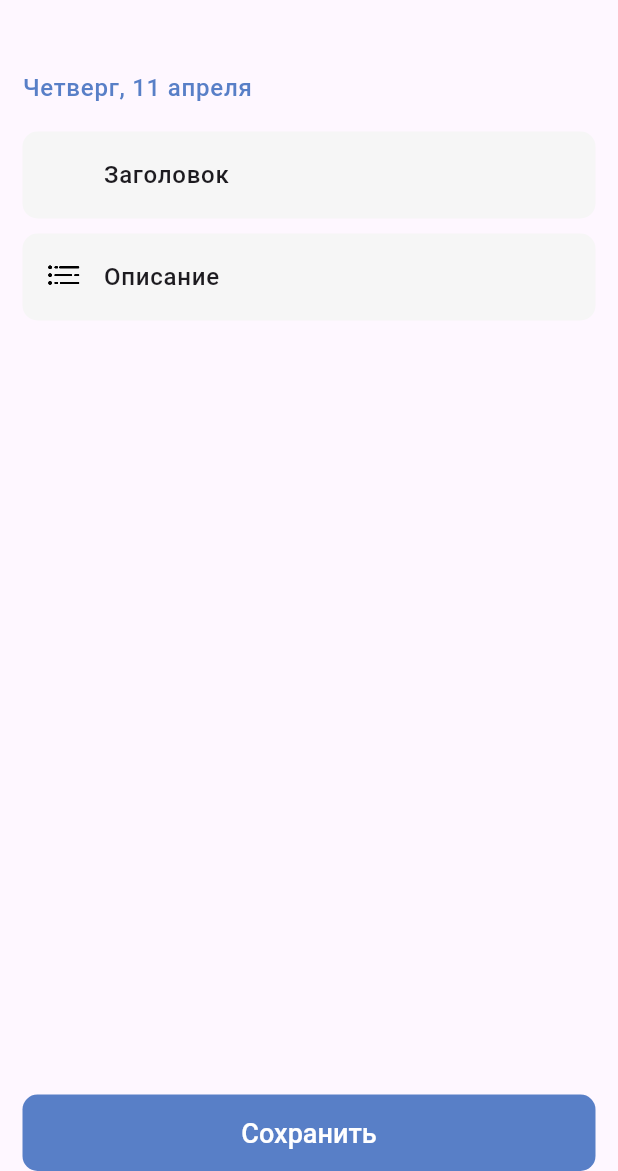
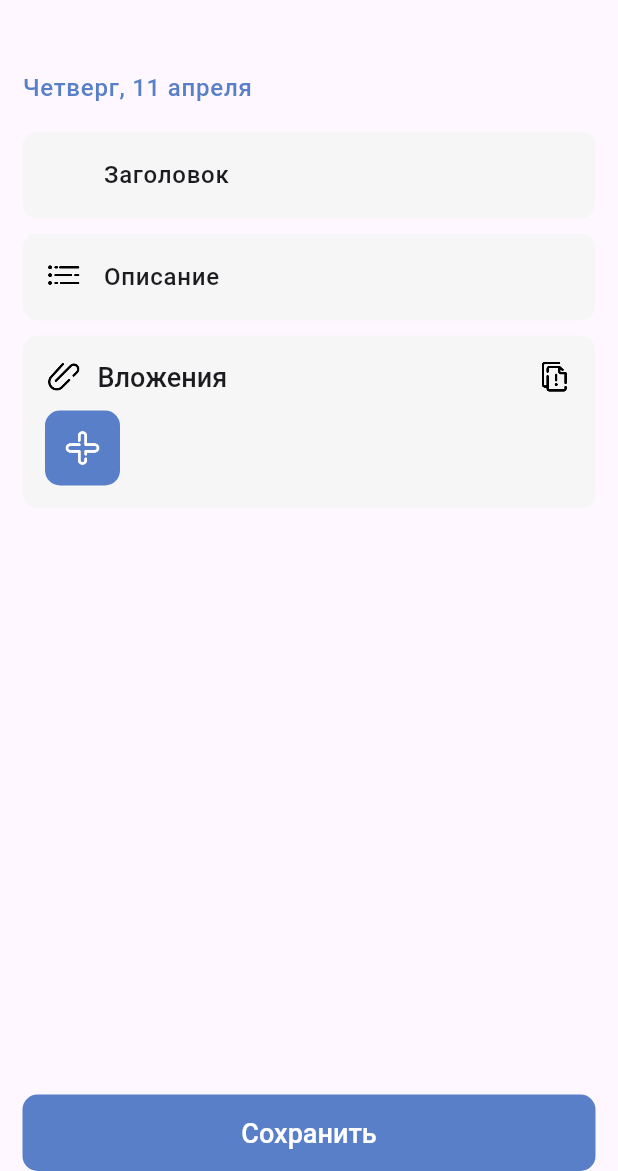
Before and after one commit to yngve3/ScheduleForICTISFlutter, a Flutter app: the NoteAddPage screen opened directly, on a phone screen of 412 x 824 dp, the part 65-1236 px from its top. Run offline on Flutter 3.47's test engine with Material 3 defaults, Android fonts, the phone set to English and light mode, and no system bars; our stand-ins replace bloc, file_picker, flutter_bloc, flutter_expandable_fab, freezed_annotation, go_router and 2 more; generated files the repository leaves out were written again.

Commit message:
Attaching files to tasks using the file_picker library now works.

```diff
--- a/lib/data/repositories/notes_repository.dart
+++ b/lib/data/repositories/notes_repository.dart
@@ -1,4 +1,5 @@
 import '../../domain/models/note/note.dart';
+import '../../domain/models/note_file/note_file.dart';
 import '../../domain/models/schedule/day_schedule_item.dart';
 import '../../main.dart';
 import '../../objectbox.g.dart';
--- a/lib/domain/models/note/note.dart
+++ b/lib/domain/models/note/note.dart
@@ -1,4 +1,5 @@
 import 'package:objectbox/objectbox.dart';
+import 'package:schedule_for_ictis_flutter/domain/models/note_file/note_file.dart';
 
 @Entity()
 class Note {
@@ -9,6 +10,9 @@ class Note {
   final DateTime date;
   final String coupleID;
 
+  @Backlink("note")
+  final ToMany<NoteFile> attachedFiles = ToMany<NoteFile>();
+
   Note({
     required this.id,
     required this.title,
--- /dev/null
+++ b/lib/domain/models/note_file/note_file.dart
@@ -0,0 +1,69 @@
+import 'dart:io';
+
+import 'package:file_picker/file_picker.dart';
+import 'package:objectbox/objectbox.dart';
+
+import '../note/note.dart';
+
+@Entity()
+class NoteFile {
+  @Id() int id = 0;
+  final String path;
+  TypeOfFile? type;
+  final String name;
+  ToOne<Note> note = ToOne<Note>();
+
+  NoteFile({
+    required this.path,
+    required this.name
+  });
+
+  factory NoteFile.fromPlatformFile(PlatformFile file) {
+    final noteFile = NoteFile(
+      path: file.path ?? "",
+      name: file.name,
+    );
+
+    noteFile.type = TypeOfFile.fromExtension(file.extension ?? "");
+
+    return noteFile;
+  }
+
+  int? get dbType {
+    return type?.typeInt;
+  }
+
+  set dbType(int? value) {
+    if (value == null) {
+      type = null;
+    } else {
+      for (TypeOfFile type in TypeOfFile.values) {
+        if (type.typeInt == value) {
+          this.type = type;
+        }
+      }
+    }
+  }
+}
+
+enum TypeOfFile {
+  other(0),
+  doc(1),
+  pdf(2),
+  img(3),
+  code(4);
+
+  final int typeInt;
+
+  const TypeOfFile(this.typeInt);
+
+  static fromExtension(String extension) {
+    return switch(extension) {
+      "doc" || "docx" => TypeOfFile.doc,
+      "pdf" => TypeOfFile.pdf,
+      "png" || "jpg" || "jpeg" => TypeOfFile.img,
+      "py" || "java" || "dart" || "c" || "cpp" => TypeOfFile.code,
+      _ => TypeOfFile.other
+    };
+  }
+}
--- a/lib/presentation/pages/notes/note_add/cubit/note_add_state.dart
+++ b/lib/presentation/pages/notes/note_add/cubit/note_add_state.dart
@@ -1,4 +1,6 @@
 import 'package:freezed_annotation/freezed_annotation.dart';
+
+import '../../../../../domain/models/note_file/note_file.dart';
 
 part 'note_add_state.freezed.dart';
 
@@ -11,7 +13,8 @@ class NoteAddState with _$NoteAddState {
     @Default("") String discipline,
     DateTime? date,
     @Default(false) isButtonSaveEnabled,
-    int? noteID
+    int? noteID,
+    @Default([]) List<NoteFile> files
   }) = _NoteAddState;
 
 }
--- a/lib/presentation/pages/notes/note_add/note_add_page.dart
+++ b/lib/presentation/pages/notes/note_add/note_add_page.dart
@@ -1,14 +1,16 @@
+import 'package:file_picker/file_picker.dart';
 import 'package:flutter/material.dart';
 import 'package:flutter_bloc/flutter_bloc.dart';
 import 'package:go_router/go_router.dart';
+import 'package:schedule_for_ictis_flutter/presentation/extensions/context_ext.dart';
 import 'package:schedule_for_ictis_flutter/presentation/pages/notes/note_add/cubit/note_add_cubit.dart';
 import 'package:schedule_for_ictis_flutter/presentation/widgets/app_bar.dart';
 import 'package:schedule_for_ictis_flutter/presentation/widgets/discipline_and_date.dart';
 import 'package:schedule_for_ictis_flutter/presentation/widgets/property/properties/input_property.dart';
 
-import '../../../../domain/models/note/note.dart';
-import '../../../../domain/models/schedule/day_schedule_item.dart';
+import '../../../../domain/models/note_file/note_file.dart';
 import '../../../../gen/assets.gen.dart';
+import '../../../theme/colors.dart';
 import 'cubit/note_add_state.dart';
 
 class NoteAddPage extends StatelessWidget {
@@ -59,7 +61,8 @@ class NoteAddPage extends StatelessWidget {
                           isMultiLines: true,
                           icon: Assets.icons.icList.image(),
                           value: state.description ?? "",
-                        )
+                        ),
+                        FilesProperty(files: state.files)
                       ],
                     ),
                   ),
@@ -79,3 +82,106 @@ class NoteAddPage extends StatelessWidget {
     );
   }
 }
+
+class FilesProperty extends StatelessWidget {
+  const FilesProperty({
+    super.key,
+    required this.files
+  });
+
+  final List<NoteFile> files;
+
+  @override
+  Widget build(BuildContext context) {
+    return Card(
+      child: Padding(
+        padding: const EdgeInsets.all(15),
+        child: Column(
+          crossAxisAlignment: CrossAxisAlignment.start,
+          children: [
+            Row(
+              children: [
+                SizedBox.square(dimension: 25, child: Assets.icons.icAttach.image()),
+                const SizedBox(width: 10),
+                Expanded(
+                  child: Text("Вложения", style: context.textTheme.titleLarge)
+                ),
+                Assets.icons.icAlert.image(height: 25, width: 25)
+              ],
+            ),
+            Wrap(
+              alignment: WrapAlignment.start,
+              runAlignment: WrapAlignment.start,
+              spacing: 10,
+              runSpacing: 10,
+              children: _getFileWidgets(),
+            )
+          ],
+        ),
+      ),
+    );
+  }
+
+  List<Widget> _getFileWidgets() {
+    final List<Widget> fileWidgets = [];
+    fileWidgets.add(const AddFileButton());
+
+    fileWidgets.addAll(files.map((file) => FileProperty(file: file)).toList());
+    return fileWidgets;
+  }
+}
+
+class AddFileButton extends StatelessWidget {
+  const AddFileButton({super.key});
+
+  @override
+  Widget build(BuildContext context) {
+    return InkWell(
+      onTap: () async {
+        FilePickerResult? result = await FilePicker.platform.pickFiles();
+        if (result != null) {
+          PlatformFile file = result.files.first;
+          context.read<NoteAddCubit>().addFile(file);
+        }
+      },
+      child: Card(
+        color: context.customColors.accent,
+        child: Padding(
+          padding: const EdgeInsets.all(10),
+          child: Assets.icons.icAdd.image(color: context.customColors.background),
+        ),
+      ),
+    );
+  }
+}
+
+
+class FileProperty extends StatelessWidget {
+  const FileProperty({
+    super.key,
+    required this.file
+  });
+
+  final NoteFile file;
+
+  @override
+  Widget build(BuildContext context) {
+    return Card(
+      color: CustomColors.grey2,
+      child: Padding(
+        padding: const EdgeInsets.all(10),
+        child: _getIcon(),
+      ),
+    );
+  }
+
+  Widget _getIcon() {
+    return switch(file.type!) {
+      TypeOfFile.pdf => Assets.icons.icFilePdf.image(),
+      TypeOfFile.doc => Assets.icons.icFileWord.image(),
+      TypeOfFile.img => Assets.icons.icFileImg.image(),
+      TypeOfFile.other => Assets.icons.icFile.image(),
+      TypeOfFile.code => Assets.icons.icFileCode.image()
+    };
+  }
+}
--- a/lib/presentation/widgets/property/property.dart
+++ b/lib/presentation/widgets/property/property.dart
@@ -3,7 +3,7 @@ import 'package:flutter/material.dart';
 class Property extends StatelessWidget {
   const Property({
     super.key,
-    required this.children,
+    this.children = const [],
     this.icon,
   });
 
--- a/pubspec.yaml
+++ b/pubspec.yaml
@@ -47,6 +47,7 @@ dependencies:
   objectbox_flutter_libs: any
   flutter_expandable_fab: ^2.0.0
   async: ^2.11.0
+  file_picker: ^8.0.0+1
 
 dev_dependencies:
   flutter_test:
```
Also changed, not shown: lib/data/repositories/note_files_repository.dart (added, +25 -0 lines), lib/domain/interactors/notes_interactor.dart (+25 -8 lines), lib/gen/assets.gen.dart (+33 -0 lines), lib/objectbox-model.json (+41 -3 lines), lib/presentation/pages/notes/note_add/cubit/note_add_cubit.dart (+12 -2 lines), assets/icons/ic_alert.png (added), assets/icons/ic_attach.png (added), assets/icons/ic_file.png (added), assets/icons/ic_file_code.png (added), assets/icons/ic_file_img.png (added), assets/icons/ic_file_pdf.png (added), assets/icons/ic_file_word.png (added), lib/objectbox.g.dart, lib/presentation/pages/notes/note_add/cubit/note_add_state.freezed.dart, 1 more files.
